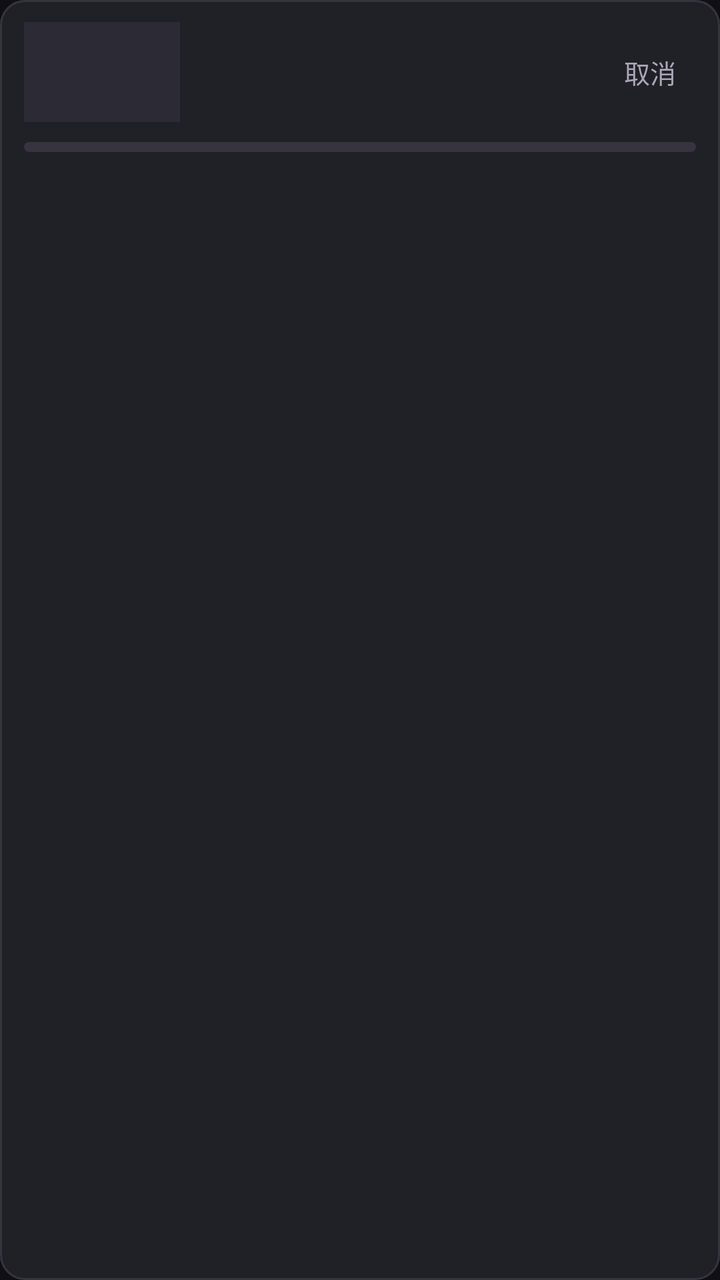
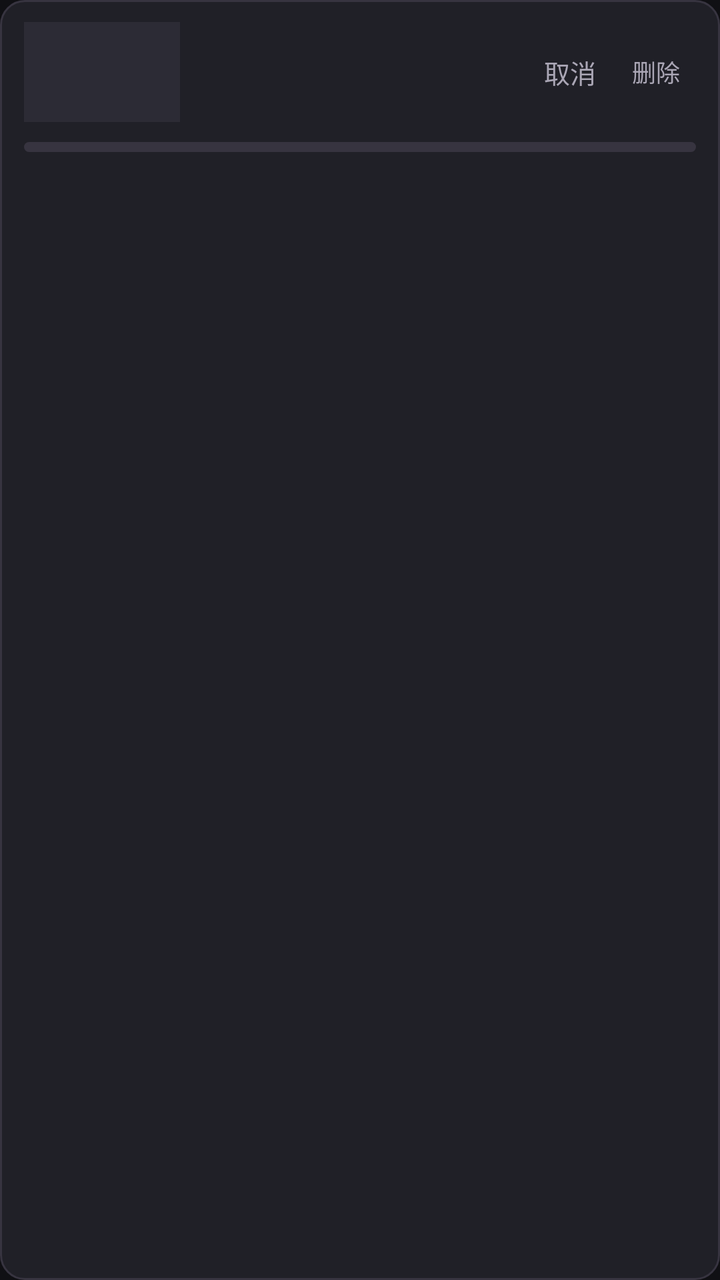

Two renders of the same Android screen: before a commit and after it. Below are the layout's source before the change and the commit's diff.
<!-- AndroidManifest.xml: application theme AppTheme -->
<!-- res/layout/item_dl_task.xml -->
<?xml version="1.0" encoding="utf-8"?>
<LinearLayout xmlns:android="http://schemas.android.com/apk/res/android"
    android:layout_width="match_parent"
    android:layout_height="wrap_content"
    android:layout_marginLeft="10dp"
    android:layout_marginRight="10dp"
    android:layout_marginTop="8dp"
    android:background="@drawable/bg_card"
    android:orientation="vertical"
    android:paddingLeft="12dp"
    android:paddingRight="12dp"
    android:paddingTop="11dp"
    android:paddingBottom="11dp">

    <LinearLayout
        android:layout_width="match_parent"
        android:layout_height="wrap_content"
        android:gravity="center_vertical"
        android:orientation="horizontal">

        <ImageView
            android:id="@+id/pic"
            android:layout_width="78dp"
            android:layout_height="50dp"
            android:background="?attr/appSurfaceAlt"
            android:scaleType="centerCrop" />

        <LinearLayout
            android:layout_width="0dp"
            android:layout_height="wrap_content"
            android:layout_marginLeft="11dp"
            android:layout_weight="1"
            android:orientation="vertical">

            <TextView
                android:id="@+id/name"
                android:layout_width="match_parent"
                android:layout_height="wrap_content"
                android:ellipsize="end"
                android:maxLines="1"
                android:textColor="?attr/appText"
                android:textSize="14sp" />

            <TextView
                android:id="@+id/state"
                android:layout_width="match_parent"
                android:layout_height="wrap_content"
                android:layout_marginTop="2dp"
                android:ellipsize="end"
                android:maxLines="1"
                android:textColor="?attr/appAccent"
                android:textSize="11.5sp" />
        </LinearLayout>

        <TextView
            android:id="@+id/percent"
            android:layout_width="wrap_content"
            android:layout_height="wrap_content"
            android:layout_marginLeft="8dp"
            android:minWidth="46dp"
            android:gravity="right"
            android:textColor="?attr/appText"
            android:textSize="16sp"
            android:textStyle="bold" />

        <TextView
            android:id="@+id/btnCancel"
            android:layout_width="wrap_content"
            android:layout_height="34dp"
            android:layout_marginLeft="6dp"
            android:gravity="center"
            android:paddingLeft="10dp"
            android:paddingRight="10dp"
            android:text="取消"
            android:textColor="?attr/appTextMuted"
            android:textSize="13sp" />
    </LinearLayout>

    <ProgressBar
        android:id="@+id/bar"
        style="?android:attr/progressBarStyleHorizontal"
        android:layout_width="match_parent"
        android:layout_height="5dp"
        android:layout_marginTop="10dp"
        android:max="100"
        android:progressDrawable="@drawable/progress_bar" />

    <TextView
        android:id="@+id/detail"
        android:layout_width="match_parent"
        android:layout_height="wrap_content"
        android:layout_marginTop="6dp"
        android:ellipsize="end"
        android:maxLines="1"
        android:textColor="?attr/appTextMuted"
        android:textSize="11.5sp" />

</LinearLayout>
<!-- resources referenced by this layout -->
<resources>
  <!-- drawable bg_card (drawable) -->
  <ripple xmlns:android="http://schemas.android.com/apk/res/android" android:color="?attr/appAccentDim"><item><shape><solid android:color="?attr/appSurface"/><corners android:radius="?attr/appCorner"/><stroke android:width="1dp" android:color="?attr/appDivider" /></shape></item></ripple>
  <!-- drawable progress_bar (drawable) -->
  <?xml version="1.0" encoding="utf-8"?>
  <layer-list xmlns:android="http://schemas.android.com/apk/res/android">
      <item android:id="@android:id/background">
          <shape>
              <corners android:radius="3dp" />
              <solid android:color="?attr/appDivider" />
          </shape>
      </item>
      <item android:id="@android:id/secondaryProgress">
          <clip>
              <shape>
                  <corners android:radius="3dp" />
                  <solid android:color="?attr/appAccentDim" />
              </shape>
          </clip>
      </item>
      <item android:id="@android:id/progress">
          <clip>
              <shape>
                  <corners android:radius="3dp" />
                  <solid android:color="?attr/appAccent" />
              </shape>
          </clip>
      </item>
  </layer-list>
  <style name="AppTheme" parent="Theme.AppCompat.NoActionBar">
          <item name="appBg">#101014</item>
          <item name="appSurface">#202027</item>
          <item name="appSurfaceAlt">#2C2B35</item>
          <item name="appAccent">#CE334A</item>
          <item name="appAccentDim">#722334</item>
          <item name="appText">#F7F3F2</item>
          <item name="appTextMuted">#AAA6B5</item>
          <item name="appDivider">#373440</item>
          <item name="appSuccess">#63D79C</item>
          <item name="appOnAccent">#FFFFFF</item>
          <item name="appGlow">#301923</item>
          <item name="appCorner">12dp</item>
          <item name="appPillCorner">18dp</item>
          <item name="android:fontFamily">sans-serif</item>
          <item name="android:windowBackground">?attr/appBg</item>
          <item name="android:statusBarColor">?attr/appBg</item>
          <item name="android:navigationBarColor">?attr/appBg</item>
          <item name="android:colorBackground">?attr/appSurface</item>
          <item name="android:textColorPrimary">?attr/appText</item>
          <item name="android:textColorSecondary">?attr/appTextMuted</item>
          <item name="android:textColorHint">?attr/appTextMuted</item>
          <item name="colorAccent">?attr/appAccent</item>
          <item name="colorControlNormal">?attr/appTextMuted</item>
          <item name="colorControlActivated">?attr/appAccent</item>
          <item name="android:windowLightStatusBar">false</item>
          <item name="android:windowAnimationStyle">@style/AppWindowAnimation</item>
      </style>
  <style name="AppWindowAnimation">
          <item name="android:activityOpenEnterAnimation">@anim/page_enter</item>
          <item name="android:activityOpenExitAnimation">@anim/page_exit</item>
          <item name="android:activityCloseEnterAnimation">@anim/page_enter</item>
          <item name="android:activityCloseExitAnimation">@anim/page_exit</item>
      </style>
</resources>

<!-- the commit's change to res/layout/item_dl_task.xml (unified diff, before → after) -->
@@ -74,6 +74,14 @@
             android:text="取消"
             android:textColor="?attr/appTextMuted"
             android:textSize="13sp" />
+        <TextView
+            android:id="@+id/btnDel"
+            android:layout_width="40dp"
+            android:layout_height="40dp"
+            android:gravity="center"
+            android:text="删除"
+            android:textSize="12sp"
+            android:textColor="?attr/appTextMuted" />
     </LinearLayout>
 
     <ProgressBar
